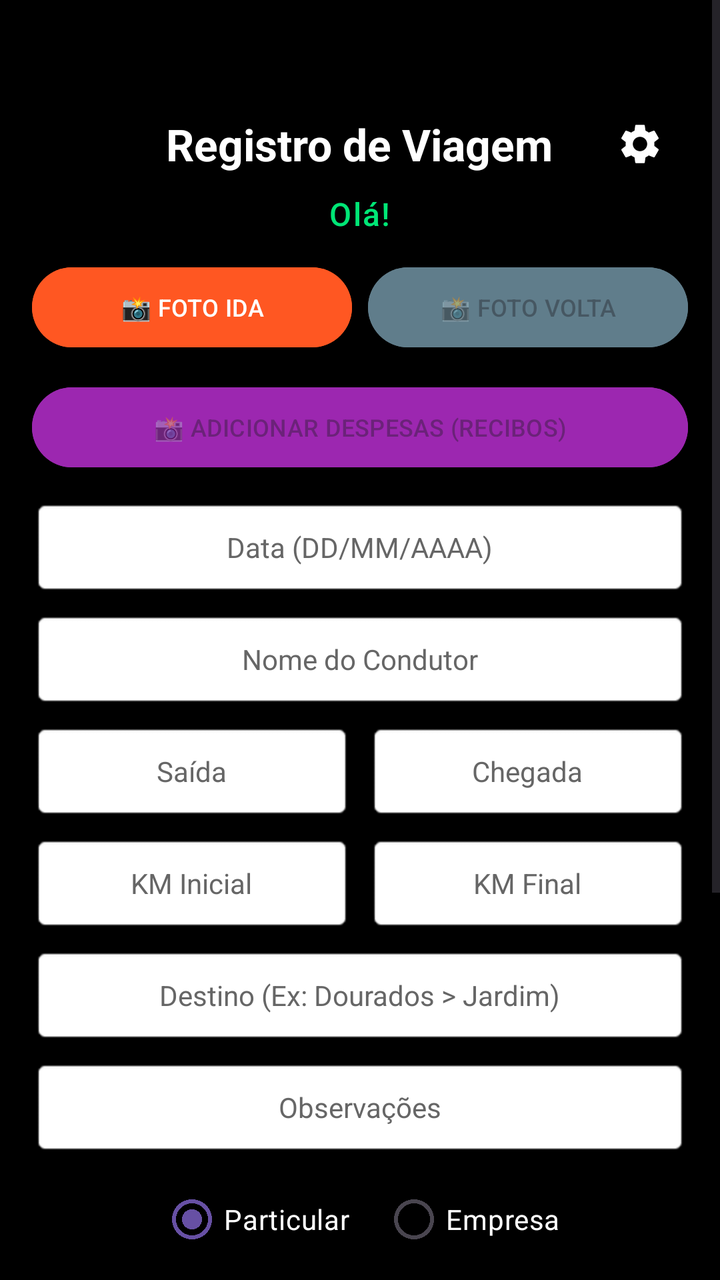
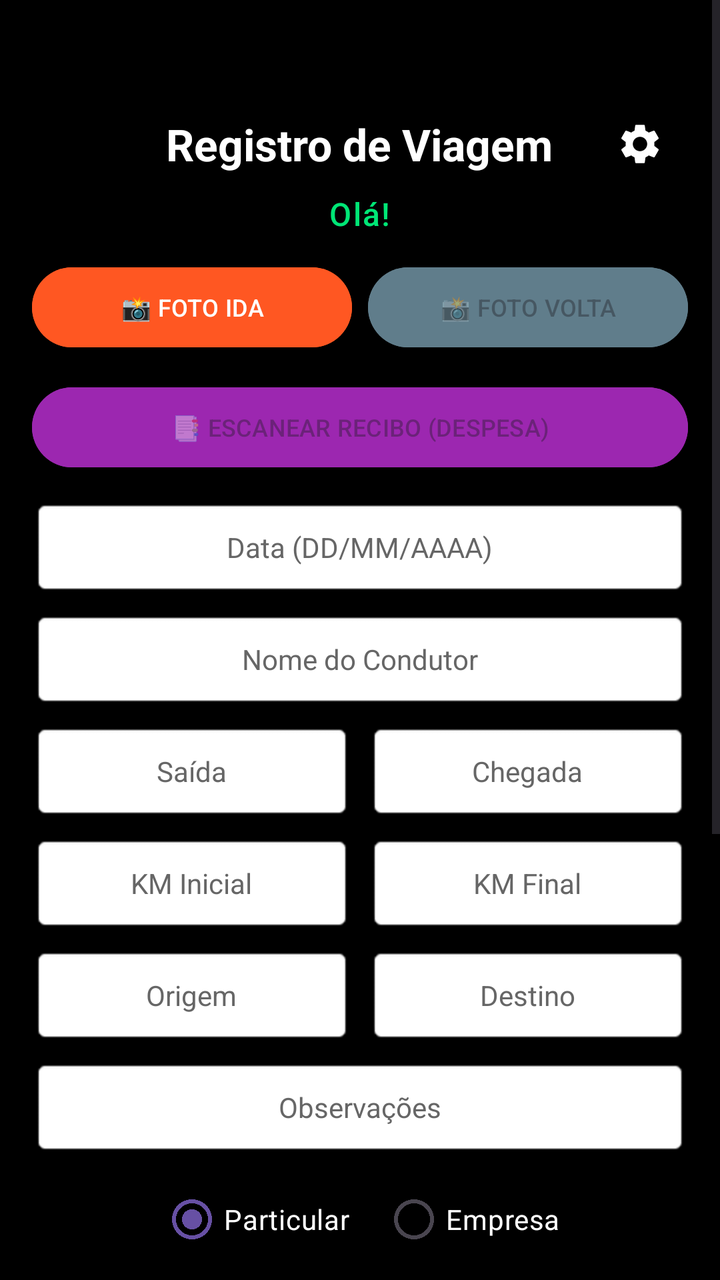

Before-and-after screenshots of an Android layout around one commit, followed by the original layout XML and the change that was made.
<!-- AndroidManifest.xml: application theme Theme.ControleKM -->
<!-- res/layout/activity_main.xml -->
<?xml version="1.0" encoding="utf-8"?>
<RelativeLayout xmlns:android="http://schemas.android.com/apk/res/android"
    android:layout_width="match_parent"
    android:layout_height="match_parent"
    android:background="#000000">

    <ScrollView
        android:layout_width="match_parent"
        android:layout_height="match_parent"
        android:fillViewport="true">

        <LinearLayout
            android:layout_width="match_parent"
            android:layout_height="wrap_content"
            android:orientation="vertical"
            android:padding="16dp"
            android:gravity="center">

            <RelativeLayout
                android:layout_width="match_parent"
                android:layout_height="wrap_content"
                android:layout_marginTop="32dp"
                android:layout_marginBottom="0dp">

                <TextView
                    android:layout_width="wrap_content"
                    android:layout_height="wrap_content"
                    android:layout_centerInParent="true"
                    android:text="Registro de Viagem"
                    android:textSize="22sp"
                    android:textStyle="bold"
                    android:textColor="#FFFFFF" />

                <ImageButton
                    android:id="@+id/btnConfiguracoes"
                    android:layout_width="48dp"
                    android:layout_height="48dp"
                    android:layout_alignParentEnd="true"
                    android:layout_centerVertical="true"
                    android:background="?android:attr/selectableItemBackgroundBorderless"
                    android:src="@drawable/ic_settings"
                    android:contentDescription="Configurações" />
            </RelativeLayout>

            <TextView
                android:id="@+id/txtOlaUsuario"
                android:layout_width="wrap_content"
                android:layout_height="wrap_content"
                android:text="Olá!"
                android:textSize="16sp"
                android:textColor="#00E676"
                android:fontFamily="sans-serif-medium"
                android:letterSpacing="0.05"
                android:layout_marginBottom="12dp" />

            <LinearLayout
                android:layout_width="match_parent"
                android:layout_height="wrap_content"
                android:orientation="horizontal"
                android:layout_marginBottom="12dp">

                <Button
                    android:id="@+id/btnFotoIda"
                    android:layout_width="0dp"
                    android:layout_height="48dp"
                    android:layout_weight="1"
                    android:text="📸 FOTO IDA"
                    android:backgroundTint="#FF5722"
                    android:layout_marginEnd="4dp"
                    android:textSize="12sp"/>

                <Button
                    android:id="@+id/btnFotoVolta"
                    android:layout_width="0dp"
                    android:layout_height="48dp"
                    android:layout_weight="1"
                    android:text="📸 FOTO VOLTA"
                    android:backgroundTint="#607D8B"
                    android:layout_marginStart="4dp"
                    android:enabled="false"
                    android:textSize="12sp"/>
            </LinearLayout>

            <Button
                android:id="@+id/btnFotoDespesa"
                android:layout_width="match_parent"
                android:layout_height="48dp"
                android:text="📸 ADICIONAR DESPESAS (RECIBOS)"
                android:backgroundTint="#9C27B0"
                android:layout_marginBottom="12dp"
                android:textSize="12sp"
                android:enabled="false" />

            <EditText
                android:id="@+id/editData"
                android:layout_width="match_parent"
                android:layout_height="48dp"
                android:hint="Data (DD/MM/AAAA)"
                android:gravity="center"
                android:textColor="#000000"
                android:textColorHint="#666666"
                android:background="@android:drawable/editbox_background"
                android:layout_marginBottom="8dp"
                android:inputType="phone"
                android:textSize="14sp"/>

            <EditText
                android:id="@+id/editCondutor"
                android:layout_width="match_parent"
                android:layout_height="48dp"
                android:hint="Nome do Condutor"
                android:textColor="#000000"
                android:textColorHint="#666666"
                android:gravity="center"
                android:background="@android:drawable/editbox_background"
                android:layout_marginBottom="8dp"
                android:textSize="14sp"/>

            <LinearLayout
                android:layout_width="match_parent"
                android:layout_height="wrap_content"
                android:orientation="horizontal"
                android:layout_marginBottom="8dp">

                <EditText
                    android:id="@+id/editHoraSaida"
                    android:layout_width="0dp"
                    android:layout_height="48dp"
                    android:layout_weight="1"
                    android:hint="Saída"
                    android:textColor="#000000"
                    android:textColorHint="#666666"
                    android:gravity="center"
                    android:layout_marginEnd="4dp"
                    android:background="@android:drawable/editbox_background"
                    android:inputType="time"
                    android:textSize="14sp"/>

                <EditText
                    android:id="@+id/editHoraChegada"
                    android:layout_width="0dp"
                    android:layout_height="48dp"
                    android:layout_weight="1"
                    android:hint="Chegada"
                    android:textColor="#000000"
                    android:textColorHint="#666666"
                    android:gravity="center"
                    android:layout_marginStart="4dp"
                    android:background="@android:drawable/editbox_background"
                    android:inputType="time"
                    android:textSize="14sp"/>
            </LinearLayout>

            <LinearLayout
                android:layout_width="match_parent"
                android:layout_height="wrap_content"
                android:orientation="horizontal"
                android:layout_marginBottom="8dp">

                <EditText
                    android:id="@+id/editKmInicial"
                    android:layout_width="0dp"
                    android:layout_height="48dp"
                    android:layout_weight="1"
                    android:textColor="#000000"
                    android:textColorHint="#666666"
                    android:hint="KM Inicial"
                    android:inputType="number"
                    android:gravity="center"
                    android:layout_marginEnd="4dp"
                    android:background="@android:drawable/editbox_background"
                    android:textSize="14sp"/>

                <EditText
                    android:id="@+id/editKmFinal"
                    android:layout_width="0dp"
                    android:layout_height="48dp"
                    android:layout_weight="1"
                    android:textColor="#000000"
                    android:textColorHint="#666666"
                    android:hint="KM Final"
                    android:inputType="number"
                    android:gravity="center"
                    android:layout_marginStart="4dp"
                    android:background="@android:drawable/editbox_background"
                    android:textSize="14sp"/>
            </LinearLayout>

            
            <AutoCompleteTextView
                android:id="@+id/editDestino"
                android:layout_width="match_parent"
                android:layout_height="48dp"
                android:hint="Destino (Ex: Dourados > Jardim)"
                android:textColor="#000000"
                android:textColorHint="#666666"
                android:gravity="center"
                android:completionThreshold="1"
                android:background="@android:drawable/editbox_background"
                android:layout_marginBottom="8dp"
                android:textSize="14sp"/>

            
            <EditText
                android:id="@+id/editObservacoes"
                android:layout_width="match_parent"
                android:layout_height="wrap_content"
                android:minHeight="48dp"
                android:hint="Observações"
                android:textColor="#000000"
                android:textColorHint="#666666"
                android:gravity="center"
                android:background="@android:drawable/editbox_background"
                android:layout_marginBottom="8dp"
                android:inputType="textMultiLine"
                android:textSize="14sp"
                android:padding="8dp"/>

            
            <RadioGroup
                android:id="@+id/radioGroupVeiculo"
                android:layout_width="match_parent"
                android:layout_height="wrap_content"
                android:orientation="horizontal"
                android:gravity="center"
                android:layout_marginBottom="8dp">

                <RadioButton
                    android:id="@+id/radioParticular"
                    android:layout_width="wrap_content"
                    android:layout_height="wrap_content"
                    android:text="Particular"
                    android:textColor="#FFFFFF"
                    android:buttonTint="#FFFFFF"
                    android:checked="true"
                    android:layout_marginEnd="16dp"
                    android:textSize="14sp"/>

                <RadioButton
                    android:id="@+id/radioEmpresa"
                    android:layout_width="wrap_content"
                    android:layout_height="wrap_content"
                    android:text="Empresa"
                    android:textColor="#FFFFFF"
                    android:buttonTint="#FFFFFF"
                    android:textSize="14sp"/>
            </RadioGroup>

            <LinearLayout
                android:layout_width="match_parent"
                android:layout_height="wrap_content"
                android:orientation="horizontal"
                android:layout_marginTop="8dp">

                <Button
                    android:id="@+id/btnAdicionar"
                    android:layout_width="0dp"
                    android:layout_height="50dp"
                    android:layout_weight="1"
                    android:text="ADICIONAR"
                    android:layout_marginEnd="4dp"
                    android:backgroundTint="#4CAF50"
                    android:textSize="12sp"/>

                <Button
                    android:id="@+id/btnGerarPdf"
                    android:layout_width="0dp"
                    android:layout_height="50dp"
                    android:layout_weight="1"
                    android:text="GERAR PDF"
                    android:layout_marginStart="4dp"
                    android:backgroundTint="#1A73E8"
                    android:textSize="12sp"/>
            </LinearLayout>

            <Button
                android:id="@+id/btnCompartilhar"
                android:layout_width="match_parent"
                android:layout_height="50dp"
                android:layout_marginTop="8dp"
                android:text="COMPARTILHAR ÚLTIMO PDF"
                android:backgroundTint="#FF9800"
                android:visibility="visible"
                android:textSize="12sp"/>

            
            <TextView
                android:layout_width="wrap_content"
                android:layout_height="wrap_content"
                android:text="Viagens do Dia:"
                android:textColor="#FFFFFF"
                android:textSize="16sp"
                android:textStyle="bold"
                android:layout_marginTop="12dp"
                android:layout_marginBottom="4dp" />

            <LinearLayout
                android:id="@+id/containerViagens"
                android:layout_width="match_parent"
                android:layout_height="wrap_content"
                android:orientation="vertical" />

            <Button
                android:id="@+id/btnReset"
                android:layout_width="wrap_content"
                android:layout_height="wrap_content"
                android:layout_marginTop="12dp"
                android:text="LIMPAR TUDO / NOVO DIA"
                android:backgroundTint="#F44336"
                android:textColor="#FFFFFF"
                android:textSize="11sp" />

            <TextView
                android:id="@+id/txtLinkCadastro"
                android:layout_width="wrap_content"
                android:layout_height="wrap_content"
                android:layout_marginTop="8dp"
                android:text="Cadastrar Novo Usuário"
                android:textColor="#4CAF50"
                android:textSize="12sp"
                android:clickable="true"
                android:focusable="true"
                android:visibility="gone" />

            <TextView
                android:layout_width="wrap_content"
                android:layout_height="wrap_content"
                android:layout_marginTop="16dp"
                android:layout_marginBottom="16dp"
                android:text="Aplicativo criado por Luiz Gustavo"
                android:textColor="#888888"
                android:textSize="11sp"
                android:textStyle="italic" />

        </LinearLayout>
    </ScrollView>

</RelativeLayout>
<!-- resources referenced by this layout -->
<resources>
  <!-- drawable ic_settings (drawable) -->
  <vector xmlns:android="http://schemas.android.com/apk/res/android"
      android:width="24dp"
      android:height="24dp"
      android:viewportWidth="24"
      android:viewportHeight="24"
      android:tint="#FFFFFF">
      <path
          android:fillColor="@android:color/white"
          android:pathData="M19.14,12.94c0.04,-0.3 0.06,-0.61 0.06,-0.94c0,-0.32 -0.02,-0.64 -0.07,-0.94l2.03,-1.58c0.18,-0.14 0.23,-0.41 0.12,-0.61l-1.92,-3.32c-0.12,-0.22 -0.37,-0.29 -0.59,-0.22l-2.39,0.96c-0.5,-0.38 -1.03,-0.7 -1.62,-0.94L14.4,2.81c-0.04,-0.24 -0.24,-0.41 -0.48,-0.41h-3.84c-0.24,0 -0.43,0.17 -0.47,0.41L9.25,5.35C8.66,5.59 8.12,5.92 7.63,6.29L5.24,5.33c-0.22,-0.08 -0.47,0 -0.59,0.22L2.74,8.87C2.62,9.08 2.66,9.34 2.86,9.48l2.03,1.58C4.84,11.36 4.81,11.67 4.81,12c0,0.33 0.02,0.64 0.07,0.94l-2.03,1.58c-0.18,0.14 -0.23,0.41 -0.12,0.61l1.92,3.32c0.12,0.22 0.37,0.29 0.59,0.22l2.39,-0.96c0.5,0.38 1.03,0.7 1.62,0.94l0.36,2.54c0.05,0.24 0.24,0.41 0.48,0.41h3.84c0.24,0 0.44,-0.17 0.47,-0.41l0.36,-2.54c0.59,-0.24 1.13,-0.56 1.62,-0.94l2.39,0.96c0.22,0.08 0.47,0 0.59,-0.22l1.92,-3.32c0.12,-0.22 0.07,-0.47 -0.12,-0.61L19.14,12.94zM12,15.6c-1.98,0 -3.6,-1.62 -3.6,-3.6s1.62,-3.6 3.6,-3.6s3.6,1.62 3.6,3.6S13.98,15.6 12,15.6z"/>
  </vector>
  <style name="Theme.ControleKM" parent="Base.Theme.ControleKM" />
  <style name="Base.Theme.ControleKM" parent="Theme.Material3.DayNight.NoActionBar">
          
          
      </style>
</resources>

<!-- the commit's change to res/layout/activity_main.xml (unified diff, before → after) -->
@@ -13,7 +13,10 @@
             android:layout_width="match_parent"
             android:layout_height="wrap_content"
             android:orientation="vertical"
-            android:padding="16dp"
+            android:paddingLeft="16dp"
+            android:paddingTop="16dp"
+            android:paddingRight="16dp"
+            android:paddingBottom="80dp"
             android:gravity="center">
 
             <RelativeLayout
@@ -85,7 +88,7 @@
                 android:id="@+id/btnFotoDespesa"
                 android:layout_width="match_parent"
                 android:layout_height="48dp"
-                android:text="📸 ADICIONAR DESPESAS (RECIBOS)"
+                android:text="📑 ESCANEAR RECIBO (DESPESA)"
                 android:backgroundTint="#9C27B0"
                 android:layout_marginBottom="12dp"
                 android:textSize="12sp"
@@ -187,18 +190,40 @@
             </LinearLayout>
 
             
-            <AutoCompleteTextView
-                android:id="@+id/editDestino"
-                android:layout_width="match_parent"
-                android:layout_height="48dp"
-                android:hint="Destino (Ex: Dourados > Jardim)"
-                android:textColor="#000000"
-                android:textColorHint="#666666"
-                android:gravity="center"
-                android:completionThreshold="1"
-                android:background="@android:drawable/editbox_background"
-                android:layout_marginBottom="8dp"
-                android:textSize="14sp"/>
+            <LinearLayout
+                android:layout_width="match_parent"
+                android:layout_height="wrap_content"
+                android:orientation="horizontal"
+                android:layout_marginBottom="8dp">
+
+                <AutoCompleteTextView
+                    android:id="@+id/editOrigem"
+                    android:layout_width="0dp"
+                    android:layout_height="48dp"
+                    android:layout_weight="1"
+                    android:hint="Origem"
+                    android:textColor="#000000"
+                    android:textColorHint="#666666"
+                    android:gravity="center"
+                    android:completionThreshold="1"
+                    android:background="@android:drawable/editbox_background"
+                    android:textSize="14sp"
+                    android:layout_marginEnd="4dp"/>
+
+                <AutoCompleteTextView
+                    android:id="@+id/editDestino"
+                    android:layout_width="0dp"
+                    android:layout_height="48dp"
+                    android:layout_weight="1"
+                    android:hint="Destino"
+                    android:textColor="#000000"
+                    android:textColorHint="#666666"
+                    android:gravity="center"
+                    android:completionThreshold="1"
+                    android:background="@android:drawable/editbox_background"
+                    android:textSize="14sp"
+                    android:layout_marginStart="4dp"/>
+            </LinearLayout>
 
             
             <EditText
@@ -213,6 +238,7 @@
                 android:background="@android:drawable/editbox_background"
                 android:layout_marginBottom="8dp"
                 android:inputType="textMultiLine"
+                android:imeOptions="actionDone"
                 android:textSize="14sp"
                 android:padding="8dp"/>
 
